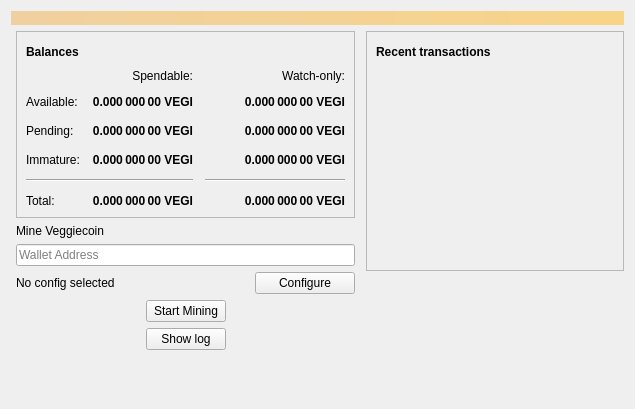
First picture: the form in src/qt/forms/overviewpage.ui, repository Oskii/Veggie, before the edit.
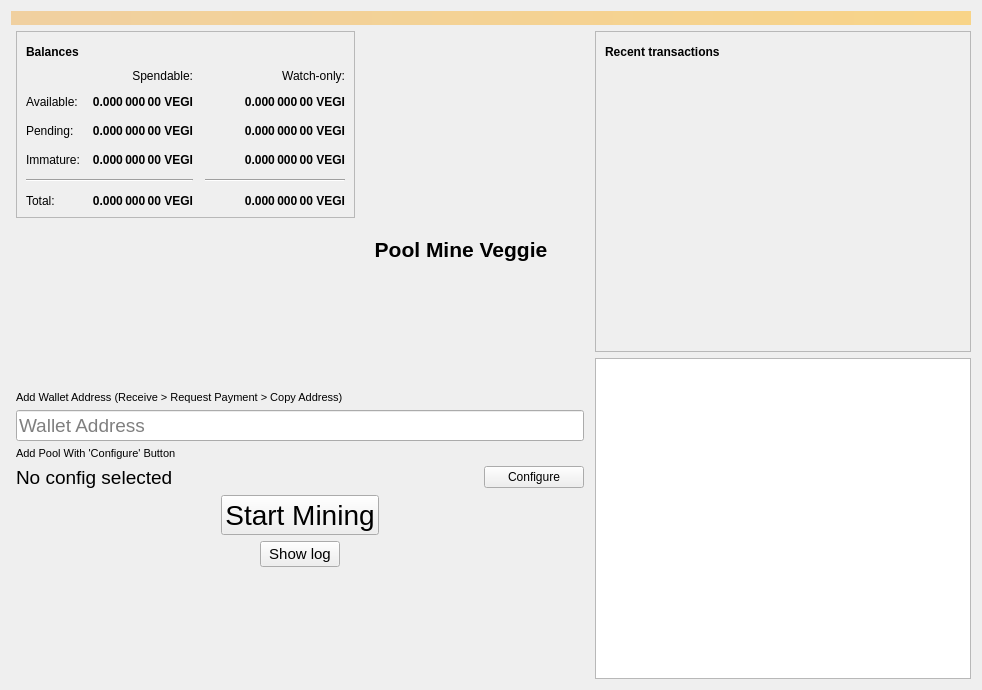
Second picture: the form after the edit. Icons and pictures are not drawn.

Commit message: Redesigning wallet. Added logo, logview and webview(UI only)

What changed in the file:
```diff
--- a/src/qt/forms/overviewpage.ui
+++ b/src/qt/forms/overviewpage.ui
@@ -6,8 +6,8 @@
    <rect>
     <x>0</x>
     <y>0</y>
-    <width>635</width>
-    <height>409</height>
+    <width>982</width>
+    <height>690</height>
    </rect>
   </property>
   <property name="windowTitle">
@@ -44,6 +44,22 @@
         <number>5</number>
        </property>
        <item>
+        <layout class="QHBoxLayout" name="horizontalLayout_8">
+         <property name="leftMargin">
+          <number>0</number>
+         </property>
+         <property name="topMargin">
+          <number>0</number>
+         </property>
+         <property name="rightMargin">
+          <number>10</number>
+         </property>
+         <item>
+          <layout class="QVBoxLayout" name="verticalLayout_8">
+           <property name="rightMargin">
+            <number>0</number>
+           </property>
+           <item>
         <widget class="QFrame" name="frame">
          <property name="frameShape">
           <enum>QFrame::StyledPanel</enum>
@@ -413,19 +429,153 @@
         </widget>
        </item>
        <item>
+            <spacer name="verticalSpacer_3">
+             <property name="orientation">
+              <enum>Qt::Vertical</enum>
+             </property>
+             <property name="sizeHint" stdset="0">
+              <size>
+               <width>20</width>
+               <height>40</height>
+              </size>
+             </property>
+            </spacer>
+           </item>
+          </layout>
+         </item>
+         <item>
+          <layout class="QVBoxLayout" name="verticalLayout_7">
+           <property name="topMargin">
+            <number>0</number>
+           </property>
+           <property name="rightMargin">
+            <number>0</number>
+           </property>
+           <item>
+            <layout class="QHBoxLayout" name="horizontalLayout_9">
+             <item>
+              <widget class="QWidget" name="widget" native="true">
+               <property name="minimumSize">
+                <size>
+                 <width>200</width>
+                 <height>200</height>
+                </size>
+               </property>
+               <property name="maximumSize">
+                <size>
+                 <width>200</width>
+                 <height>200</height>
+                </size>
+               </property>
+               <layout class="QGridLayout" name="gridLayout_2">
+                <item row="0" column="0">
+                 <widget class="QLabel" name="logo">
+                  <property name="text">
+                   <string/>
+                  </property>
+                  <property name="pixmap">
+                   <pixmap resource="../bitcoin.qrc">:/icons/veggie</pixmap>
+                  </property>
+                  <property name="scaledContents">
+                   <bool>true</bool>
+                  </property>
+                 </widget>
+                </item>
+               </layout>
+              </widget>
+             </item>
+            </layout>
+           </item>
+           <item>
+            <widget class="QLabel" name="label_3">
+             <property name="font">
+              <font>
+               <pointsize>16</pointsize>
+               <weight>75</weight>
+               <bold>true</bold>
+              </font>
+             </property>
+             <property name="text">
+              <string>Pool Mine Veggie</string>
+             </property>
+             <property name="alignment">
+              <set>Qt::AlignCenter</set>
+             </property>
+            </widget>
+           </item>
+           <item>
+            <spacer name="verticalSpacer_4">
+             <property name="orientation">
+              <enum>Qt::Vertical</enum>
+             </property>
+             <property name="sizeHint" stdset="0">
+              <size>
+               <width>20</width>
+               <height>40</height>
+              </size>
+             </property>
+            </spacer>
+           </item>
+          </layout>
+         </item>
+         <item>
+          <widget class="QLabel" name="label_2">
+           <property name="text">
+            <string/>
+           </property>
+          </widget>
+         </item>
+         <item>
+          <spacer name="horizontalSpacer_8">
+           <property name="orientation">
+            <enum>Qt::Horizontal</enum>
+           </property>
+           <property name="sizeHint" stdset="0">
+            <size>
+             <width>40</width>
+             <height>20</height>
+            </size>
+           </property>
+          </spacer>
+         </item>
+        </layout>
+       </item>
+       <item>
         <widget class="QLabel" name="label">
+         <property name="font">
+          <font>
+           <pointsize>8</pointsize>
+          </font>
+         </property>
          <property name="text">
-          <string>Mine Veggiecoin</string>
+          <string>Add Wallet Address (Receive &gt; Request Payment &gt; Copy Address)</string>
          </property>
         </widget>
        </item>
        <item>
         <widget class="QLineEdit" name="lineEditWalletAddress">
+         <property name="font">
+          <font>
+           <pointsize>14</pointsize>
+          </font>
+         </property>
          <property name="placeholderText">
           <string>Wallet Address</string>
          </property>
         </widget>
        </item>
+       <item>
+        <widget class="QLabel" name="label_6">
+         <property name="font">
+          <font>
+           <pointsize>8</pointsize>
+          </font>
+         </property>
+         <property name="text">
+          <string>Add Pool With 'Configure' Button</string>
+         </property>
+        </widget>
+       </item>
        <item>
         <layout class="QHBoxLayout" name="horizontalLayout_5">
          <property name="spacing">
@@ -444,6 +594,11 @@
            </property>
            <item>
             <widget class="QLabel" name="lineEditConfig">
+             <property name="font">
+              <font>
+               <pointsize>14</pointsize>
+              </font>
+             </property>
              <property name="styleSheet">
               <string notr="true"/>
              </property>
@@ -500,6 +655,11 @@
           <layout class="QVBoxLayout" name="verticalLayout_6">
            <item>
             <widget class="QPushButton" name="pushButtonStartMining">
+             <property name="font">
+              <font>
+               <pointsize>21</pointsize>
+              </font>
+             </property>
              <property name="text">
               <string>Start Mining</string>
              </property>
@@ -539,6 +699,11 @@
          </item>
          <item>
           <widget class="QPushButton" name="pushButtonShowLog">
+           <property name="font">
+            <font>
+             <pointsize>11</pointsize>
+            </font>
+           </property>
            <property name="text">
             <string>Show log</string>
            </property>
@@ -560,24 +725,20 @@
         </layout>
        </item>
        <item>
-        <widget class="QLabel" name="labelMessage">
+        <widget class="QLabel" name="webWidget">
+         <property name="minimumSize">
+          <size>
+           <width>0</width>
+           <height>100</height>
+          </size>
+         </property>
          <property name="text">
           <string/>
          </property>
         </widget>
        </item>
        <item>
-        <spacer name="verticalSpacer">
-         <property name="orientation">
-          <enum>Qt::Vertical</enum>
-         </property>
-         <property name="sizeHint" stdset="0">
-          <size>
-           <width>20</width>
-           <height>40</height>
-          </size>
-         </property>
-        </spacer>
+        <widget class="QWidget" name="widget_2" native="true"/>
        </item>
       </layout>
      </item>
@@ -678,17 +839,7 @@
         </widget>
        </item>
        <item>
-        <spacer name="verticalSpacer_2">
-         <property name="orientation">
-          <enum>Qt::Vertical</enum>
-         </property>
-         <property name="sizeHint" stdset="0">
-          <size>
-           <width>20</width>
-           <height>40</height>
-          </size>
-         </property>
-        </spacer>
+        <widget class="QTextBrowser" name="logView"/>
        </item>
       </layout>
      </item>
```
Left out of the diff: 8 changed lines with no effect on the pictures. Lines whose indentation alone changed are shown as unchanged. The commit also changes 2 other files.
